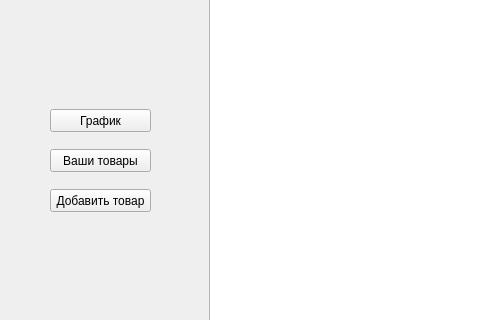
Old version of the form table_window.ui in the repository vanyadr/ProjectSweat; both pictures show x 0 to 480 and y 171 to 491 of the 1200 by 800 pixel window.
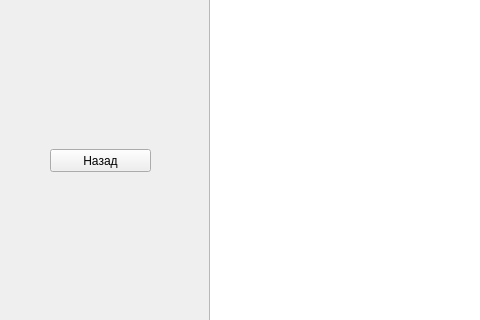
New version of the form.

Commit message: add design mechanics

Diff of the .ui file:
```diff
--- a/table_window.ui
+++ b/table_window.ui
@@ -14,20 +14,7 @@
    <string>Project Sweat</string>
   </property>
   <widget class="QWidget" name="centralwidget">
-   <widget class="QPushButton" name="to_add">
-    <property name="geometry">
-     <rect>
-      <x>50</x>
-      <y>360</y>
-      <width>101</width>
-      <height>23</height>
-     </rect>
-    </property>
-    <property name="text">
-     <string>Добавить товар</string>
-    </property>
-   </widget>
-   <widget class="QPushButton" name="to_table">
+   <widget class="QPushButton" name="go_back2">
     <property name="geometry">
      <rect>
       <x>50</x>
@@ -37,20 +24,7 @@
      </rect>
     </property>
     <property name="text">
-     <string>Ваши товары</string>
-    </property>
-   </widget>
-   <widget class="QPushButton" name="to_grafik">
-    <property name="geometry">
-     <rect>
-      <x>50</x>
-      <y>280</y>
-      <width>101</width>
-      <height>23</height>
-     </rect>
-    </property>
-    <property name="text">
-     <string>График</string>
+     <string>Назад</string>
     </property>
    </widget>
    <widget class="QTableWidget" name="tableWidget">
```
Left out of the diff: 2 changed lines with no effect on the pictures. The commit also changes 2 other files.
